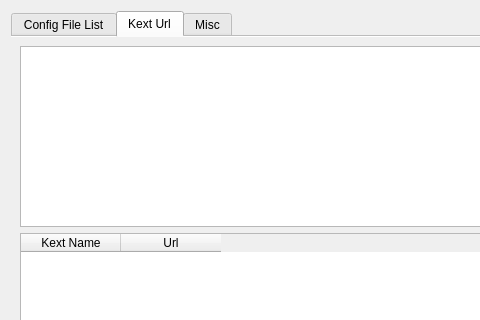
Old version of the form dlgdatabase.ui in the repository ic005k/OCAuxiliaryTools; both pictures show x 0 to 480 and y 0 to 320 of the 715 by 462 pixel window.
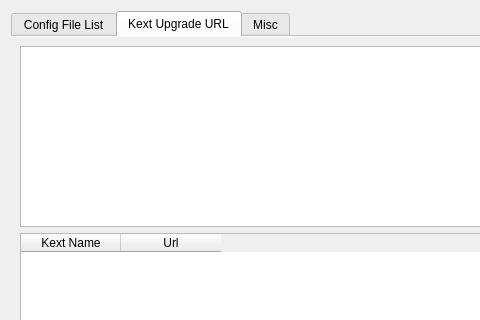
New version of the form. The open tabs and pages were chosen to show the change. Icons and pictures are not drawn.

```diff
--- a/dlgdatabase.ui
+++ b/dlgdatabase.ui
@@ -116,7 +116,7 @@
      </widget>
      <widget class="QWidget" name="tab_2">
       <attribute name="title">
-       <string>Kext Url</string>
+       <string>Kext Upgrade URL</string>
       </attribute>
       <layout class="QGridLayout" name="gridLayout_3">
        <item row="2" column="0">
```
Left out of the diff: 2 changed lines with no effect on the pictures.
